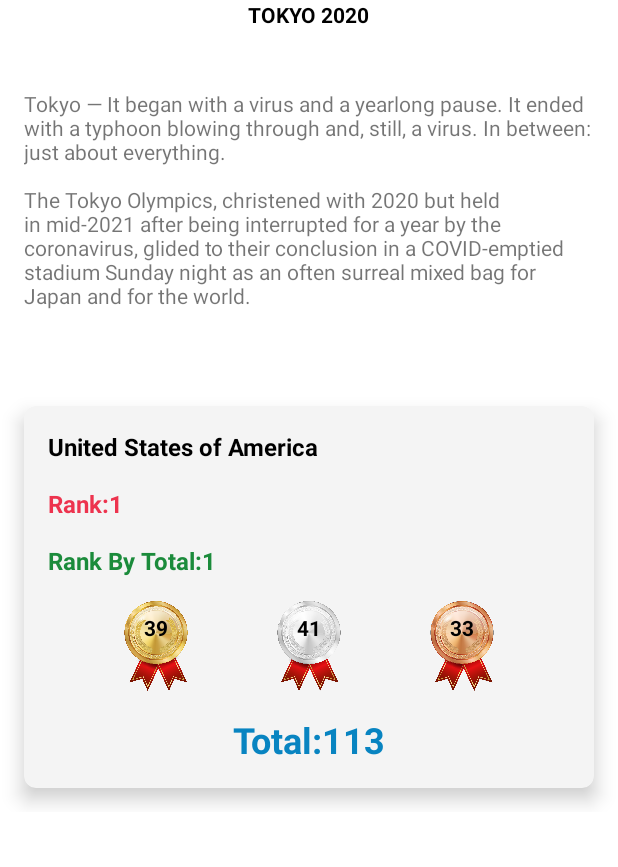
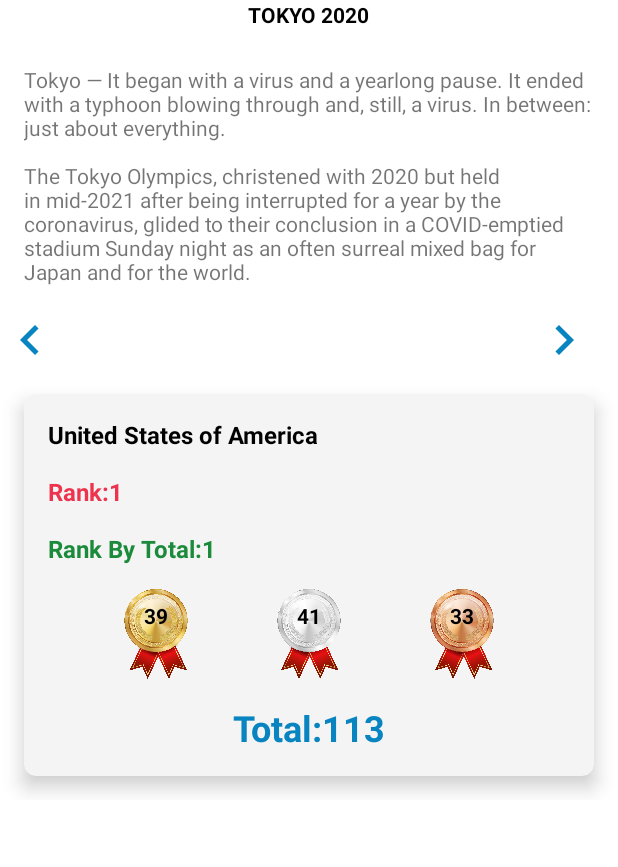
Before and after one commit to wesamnabeel99/olympics, an Android app: the screen it shows after launch (MainActivity), on a phone screen of 412 x 824 dp, the part 116-983 px from its top. Run offline under Robolectric (Android 15) with nearby library versions, the light colour scheme and no system bars.

Commit message:
add go to end feature

```diff
--- a/app/src/main/java/com/example/olympics/ui/BaseFragment.kt
+++ b/app/src/main/java/com/example/olympics/ui/BaseFragment.kt
@@ -26,7 +26,9 @@ abstract class BaseFragment<VB:ViewBinding> :Fragment(){
 
     override fun onViewCreated(view: View, savedInstanceState: Bundle?) {
         super.onViewCreated(view, savedInstanceState)
+        setup()
         addCallBacks()
     }
     abstract fun addCallBacks()
+    abstract fun setup()
 }
--- a/app/src/main/java/com/example/olympics/ui/CountryAdapter.kt
+++ b/app/src/main/java/com/example/olympics/ui/CountryAdapter.kt
@@ -8,12 +8,11 @@ import com.example.olympics.R
 import com.example.olympics.data.domain.Country
 import com.example.olympics.databinding.ItemCountryBinding
 
-class CountryAdapter(val list : List<Country>):RecyclerView.Adapter<CountryAdapter.CountryViewHolder>() {
+class CountryAdapter(var list : List<Country>):RecyclerView.Adapter<CountryAdapter.CountryViewHolder>() {
     override fun onCreateViewHolder(parent: ViewGroup, viewType: Int): CountryViewHolder {
     val view = LayoutInflater.from(parent.context).inflate(R.layout.item_country,parent,false)
         return CountryViewHolder(view)
     }
-
     override fun onBindViewHolder(holder: CountryViewHolder, position: Int) {
         val currentCountry = list[position]
         holder.binding.apply {
--- a/app/src/main/java/com/example/olympics/ui/HomeFragment.kt
+++ b/app/src/main/java/com/example/olympics/ui/HomeFragment.kt
@@ -1,19 +1,34 @@
 package com.example.olympics.ui
 
+import android.transition.TransitionManager
 import android.view.LayoutInflater
 import android.view.ViewGroup
 import com.example.olympics.data.DataManager
-import com.example.olympics.data.domain.Country
 import com.example.olympics.databinding.FragmentHomeBinding
 class HomeFragment : BaseFragment<FragmentHomeBinding>() {
+    var selector = 0
     lateinit var adapter: CountryAdapter
     override val LOG_TAG: String = "HOME_FRAGMENT"
     override val bindingInflater: (LayoutInflater, ViewGroup?, Boolean) -> FragmentHomeBinding
             = FragmentHomeBinding::inflate
 
-    override fun addCallBacks() {
+    override fun setup() {
         adapter = CountryAdapter(DataManager.countries)
         binding.recyclerView.adapter = adapter
+    }
+
+    override fun addCallBacks() {
+
+        binding.apply {
+            right.setOnClickListener {
+                TransitionManager.beginDelayedTransition(binding.root)
+                binding.recyclerView.scrollToPosition(DataManager.countries.lastIndex)
+            }
+            left.setOnClickListener {
+                TransitionManager.beginDelayedTransition(binding.root)
+                binding.recyclerView.scrollToPosition(0)
+            }
+        }
     }
 
 
--- a/app/src/main/java/com/example/olympics/ui/viewHolders/CountryViewHolder.kt
+++ /dev/null
@@ -1,11 +0,0 @@
-package com.example.olympics.ui.viewHolders
-
-import android.view.View
-import android.widget.TextView
-import androidx.recyclerview.widget.RecyclerView
-import com.example.olympics.R
-import com.example.olympics.databinding.ItemCountryBinding
-
-class CountryViewHolder(viewItem: View) : RecyclerView.ViewHolder(viewItem) {
-    val binding = ItemCountryBinding.bind(viewItem)
-}
--- /dev/null
+++ b/app/src/main/res/drawable/ic_baseline_keyboard_arrow_right_24.xml
@@ -0,0 +1,10 @@
+<vector xmlns:android="http://schemas.android.com/apk/res/android"
+    android:width="24dp"
+    android:height="24dp"
+    android:viewportWidth="24"
+    android:viewportHeight="24"
+    android:tint="?attr/colorControlNormal">
+  <path
+      android:fillColor="@android:color/white"
+      android:pathData="M8.59,16.59L13.17,12 8.59,7.41 10,6l6,6 -6,6 -1.41,-1.41z"/>
+</vector>
--- a/app/src/main/res/layout/fragment_home.xml
+++ b/app/src/main/res/layout/fragment_home.xml
@@ -31,16 +31,36 @@
         app:layout_constraintStart_toStartOf="@+id/olympics_logo"
         app:layout_constraintTop_toBottomOf="@+id/olympics_logo" />
 
+    <ImageView
+        android:id="@+id/right"
+        android:layout_width="40dp"
+        android:layout_height="40dp"
+        android:layout_marginEnd="16dp"
+        android:src="@drawable/ic_baseline_keyboard_arrow_right_24"
+        app:layout_constraintEnd_toEndOf="@+id/linear_layout"
+        app:layout_constraintTop_toBottomOf="@+id/linear_layout"
+        app:tint="@color/blue" />
+
+    <ImageView
+        android:id="@+id/left"
+        android:layout_width="40dp"
+        android:layout_height="40dp"
+        android:rotation="180"
+        android:src="@drawable/ic_baseline_keyboard_arrow_right_24"
+        app:layout_constraintTop_toBottomOf="@+id/linear_layout"
+        app:tint="@color/blue"
+        tools:layout_editor_absoluteX="16dp" />
+
+
     <androidx.recyclerview.widget.RecyclerView
         android:id="@+id/recycler_view"
         android:layout_width="match_parent"
         android:layout_height="wrap_content"
-        android:layout_marginTop="32dp"
         android:orientation="horizontal"
         app:layoutManager="androidx.recyclerview.widget.LinearLayoutManager"
         app:layout_constraintEnd_toEndOf="parent"
         app:layout_constraintStart_toStartOf="parent"
-        app:layout_constraintTop_toBottomOf="@+id/linear_layout">
+        app:layout_constraintTop_toBottomOf="@+id/right">
 
 
     </androidx.recyclerview.widget.RecyclerView>
@@ -50,10 +70,9 @@
         android:id="@+id/linear_layout"
         android:layout_width="wrap_content"
         android:layout_height="wrap_content"
+        android:padding="16dp"
         app:layout_constraintEnd_toEndOf="parent"
-        app:layout_constraintTop_toBottomOf="@+id/textView"
-        android:layout_marginTop="16dp"
-        android:padding="16dp">
+        app:layout_constraintTop_toBottomOf="@+id/textView">
 
         <TextView
             android:layout_width="wrap_content"
```
